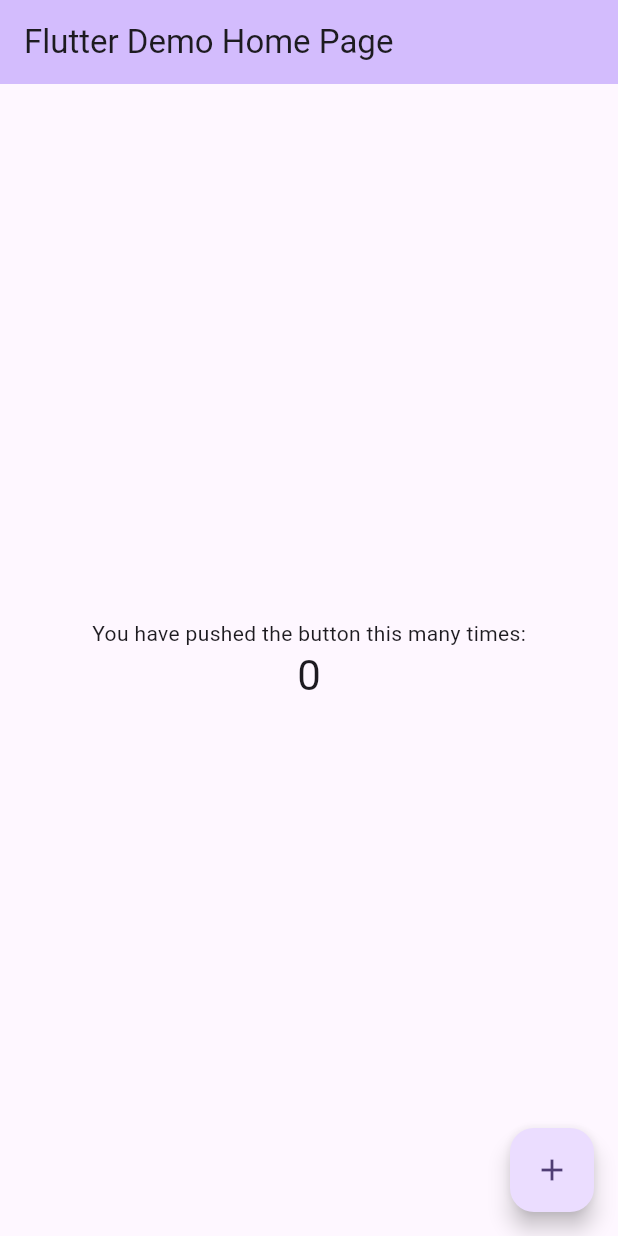
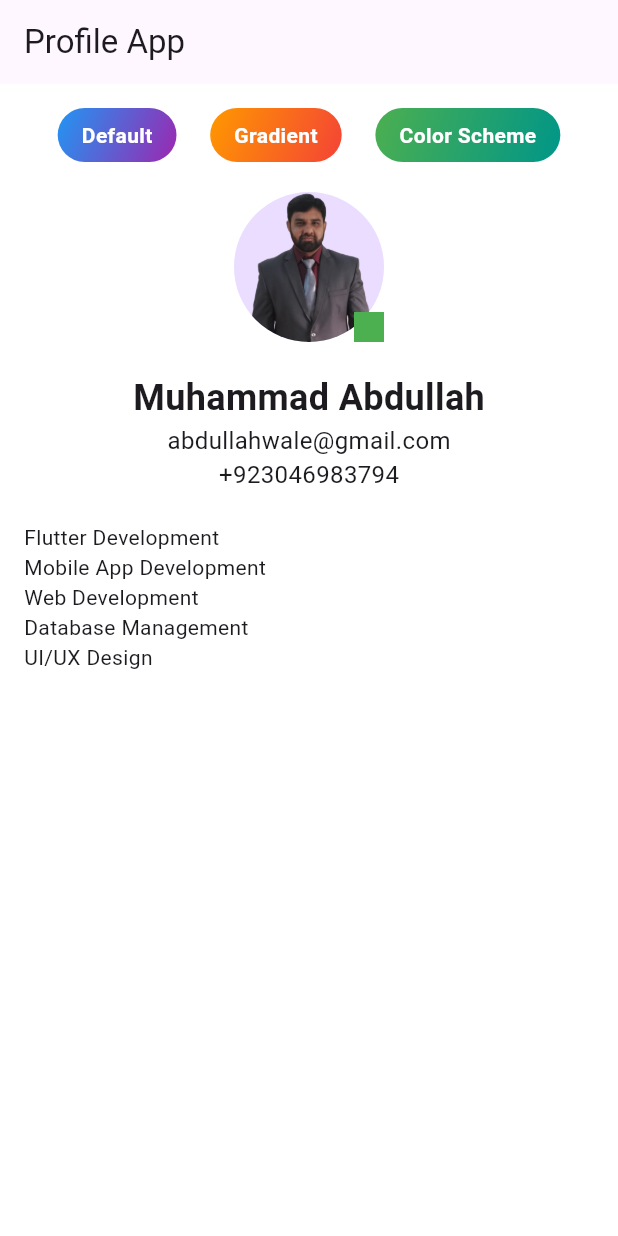
Before and after one commit to AbdullahWali79/FlutterSept2025, a Flutter app: the screen it shows after launch, on a phone screen of 412 x 824 dp. Run offline on Flutter 3.47's test engine with Material 3 defaults, Android fonts, the light colour scheme and no system bars.

Commit message:
submit all formates

```diff
--- a/card_app/lib/main.dart
+++ b/card_app/lib/main.dart
@@ -1,122 +1,173 @@
 import 'package:flutter/material.dart';
 
-void main() {
-  runApp(const MyApp());
-}
+void main() => runApp(ProfileApp());
 
-class MyApp extends StatelessWidget {
-  const MyApp({super.key});
-
-  // This widget is the root of your application.
+class ProfileApp extends StatelessWidget {
   @override
   Widget build(BuildContext context) {
     return MaterialApp(
-      title: 'Flutter Demo',
-      theme: ThemeData(
-        // This is the theme of your application.
-        //
-        // TRY THIS: Try running your application with "flutter run". You'll see
-        // the application has a purple toolbar. Then, without quitting the app,
-        // try changing the seedColor in the colorScheme below to Colors.green
-        // and then invoke "hot reload" (save your changes or press the "hot
-        // reload" button in a Flutter-supported IDE, or press "r" if you used
-        // the command line to start the app).
-        //
-        // Notice that the counter didn't reset back to zero; the application
-        // state is not lost during the reload. To reset the state, use hot
-        // restart instead.
-        //
-        // This works for code too, not just values: Most code changes can be
-        // tested with just a hot reload.
-        colorScheme: ColorScheme.fromSeed(seedColor: Colors.deepPurple),
-      ),
-      home: const MyHomePage(title: 'Flutter Demo Home Page'),
+      home: ProfilePage(),
+      debugShowCheckedModeBanner: false,
     );
   }
 }
 
-class MyHomePage extends StatefulWidget {
-  const MyHomePage({super.key, required this.title});
-
-  // This widget is the home page of your application. It is stateful, meaning
-  // that it has a State object (defined below) that contains fields that affect
-  // how it looks.
-
-  // This class is the configuration for the state. It holds the values (in this
-  // case the title) provided by the parent (in this case the App widget) and
-  // used by the build method of the State. Fields in a Widget subclass are
-  // always marked "final".
-
-  final String title;
-
+class ProfilePage extends StatefulWidget {
   @override
-  State<MyHomePage> createState() => _MyHomePageState();
+  _ProfilePageState createState() => _ProfilePageState();
 }
 
-class _MyHomePageState extends State<MyHomePage> {
-  int _counter = 0;
+class _ProfilePageState extends State<ProfilePage> {
+  final String name = 'Muhammad Abdullah';
+  final String email = 'abdullahwale@gmail.com';
+  final String phone = '+923046983794';
 
-  void _incrementCounter() {
-    setState(() {
-      // This call to setState tells the Flutter framework that something has
-      // changed in this State, which causes it to rerun the build method below
-      // so that the display can reflect the updated values. If we changed
-      // _counter without calling setState(), then the build method would not be
-      // called again, and so nothing would appear to happen.
-      _counter++;
-    });
-  }
+  int selectedTheme = 0; // 0: default, 1: gradient, 2: color scheme
 
   @override
   Widget build(BuildContext context) {
-    // This method is rerun every time setState is called, for instance as done
-    // by the _incrementCounter method above.
-    //
-    // The Flutter framework has been optimized to make rerunning build methods
-    // fast, so that you can just rebuild anything that needs updating rather
-    // than having to individually change instances of widgets.
     return Scaffold(
       appBar: AppBar(
-        // TRY THIS: Try changing the color here to a specific color (to
-        // Colors.amber, perhaps?) and trigger a hot reload to see the AppBar
-        // change color while the other colors stay the same.
-        backgroundColor: Theme.of(context).colorScheme.inversePrimary,
-        // Here we take the value from the MyHomePage object that was created by
-        // the App.build method, and use it to set our appbar title.
-        title: Text(widget.title),
+        title: Text('Profile App'),
       ),
-      body: Center(
-        // Center is a layout widget. It takes a single child and positions it
-        // in the middle of the parent.
-        child: Column(
-          // Column is also a layout widget. It takes a list of children and
-          // arranges them vertically. By default, it sizes itself to fit its
-          // children horizontally, and tries to be as tall as its parent.
-          //
-          // Column has various properties to control how it sizes itself and
-          // how it positions its children. Here we use mainAxisAlignment to
-          // center the children vertically; the main axis here is the vertical
-          // axis because Columns are vertical (the cross axis would be
-          // horizontal).
-          //
-          // TRY THIS: Invoke "debug painting" (choose the "Toggle Debug Paint"
-          // action in the IDE, or press "p" in the console), to see the
-          // wireframe for each widget.
-          mainAxisAlignment: MainAxisAlignment.center,
-          children: <Widget>[
-            const Text('You have pushed the button this many times:'),
-            Text(
-              '$_counter',
-              style: Theme.of(context).textTheme.headlineMedium,
-            ),
-          ],
+      body: Container(
+        decoration: _getBackgroundDecoration(),
+        child: Padding(
+          padding: EdgeInsets.all(16.0),
+          child: Column(
+            children: [
+              // Row Widget - 3 Gradient Buttons
+              Row(
+                mainAxisAlignment: MainAxisAlignment.spaceEvenly,
+                children: [
+                  _buildGradientButton(
+                    'Default',
+                    [Colors.blue, Colors.purple],
+                    0,
+                  ),
+                  _buildGradientButton(
+                    'Gradient',
+                    [Colors.orange, Colors.red],
+                    1,
+                  ),
+                  _buildGradientButton(
+                    'Color Scheme',
+                    [Colors.green, Colors.teal],
+                    2,
+                  ),
+                ],
+              ),
+              SizedBox(height: 20),
+
+              // Stack Widget - Simple example
+              Stack(
+                children: [
+                  CircleAvatar(
+                    radius: 50,
+                    backgroundImage: AssetImage('images/abdullah.png'),
+                  ),
+                  Positioned(
+                    bottom: 0,
+                    right: 0,
+                    child: Container(
+                      width: 20,
+                      height: 20,
+                      color: Colors.green,
+                    ),
+                  ),
+                ],
+              ),
+              SizedBox(height: 20),
+
+              // Column Widget - Simple example
+              Column(
+                children: [
+                  Text(
+                    name,
+                    style: TextStyle(fontSize: 24, fontWeight: FontWeight.bold),
+                  ),
+                  Text(
+                    email,
+                    style: TextStyle(fontSize: 16),
+                  ),
+                  Text(
+                    phone,
+                    style: TextStyle(fontSize: 16),
+                  ),
+                ],
+              ),
+              SizedBox(height: 20),
+
+              // ListView Widget - Simple example
+              Container(
+                height: 150,
+                child: ListView(
+                  children: [
+                    Text('Flutter Development'),
+                    Text('Mobile App Development'),
+                    Text('Web Development'),
+                    Text('Database Management'),
+                    Text('UI/UX Design'),
+                  ],
+                ),
+              ),
+            ],
+          ),
         ),
       ),
-      floatingActionButton: FloatingActionButton(
-        onPressed: _incrementCounter,
-        tooltip: 'Increment',
-        child: const Icon(Icons.add),
-      ), // This trailing comma makes auto-formatting nicer for build methods.
     );
   }
+
+  Widget _buildGradientButton(String text, List<Color> colors, int themeIndex) {
+    return GestureDetector(
+      onTap: () {
+        setState(() {
+          selectedTheme = themeIndex;
+        });
+      },
+      child: Container(
+        padding: EdgeInsets.symmetric(horizontal: 16, vertical: 8),
+        decoration: BoxDecoration(
+          gradient: LinearGradient(
+            colors: colors,
+            begin: Alignment.topLeft,
+            end: Alignment.bottomRight,
+          ),
+          borderRadius: BorderRadius.circular(20),
+        ),
+        child: Text(
+          text,
+          style: TextStyle(
+            color: Colors.white,
+            fontWeight: FontWeight.bold,
+          ),
+        ),
+      ),
+    );
+  }
+
+  BoxDecoration _getBackgroundDecoration() {
+    switch (selectedTheme) {
+      case 1: // Gradient theme
+        return BoxDecoration(
+          gradient: LinearGradient(
+            colors: [Colors.purple, Colors.blue, Colors.teal],
+            begin: Alignment.topLeft,
+            end: Alignment.bottomRight,
+          ),
+        );
+      case 2: // Color scheme theme
+        return BoxDecoration(
+          gradient: LinearGradient(
+            colors: [Colors.orange, Colors.pink, Colors.red],
+            begin: Alignment.topCenter,
+            end: Alignment.bottomCenter,
+          ),
+        );
+      default: // Default theme
+        return BoxDecoration(
+          color: Colors.white,
+        );
+    }
+  }
 }
--- a/card_app/pubspec.yaml
+++ b/card_app/pubspec.yaml
@@ -58,9 +58,8 @@ flutter:
   uses-material-design: true
 
   # To add assets to your application, add an assets section, like this:
-  # assets:
-  #   - images/a_dot_burr.jpeg
-  #   - images/a_dot_ham.jpeg
+  assets:
+     - images/
 
   # An image asset can refer to one or more resolution-specific "variants", see
   # https://flutter.dev/to/resolution-aware-images
```
Also changed, not shown: card_app/lib/all_widgets_covered.dart (added, +189 -0 lines), card_app/lib/simple_all.dart (added, +98 -0 lines), card_app/lib/simplestapp.dart (added, +56 -0 lines), card_app/images/abdullah.png (added), 1 other file.
